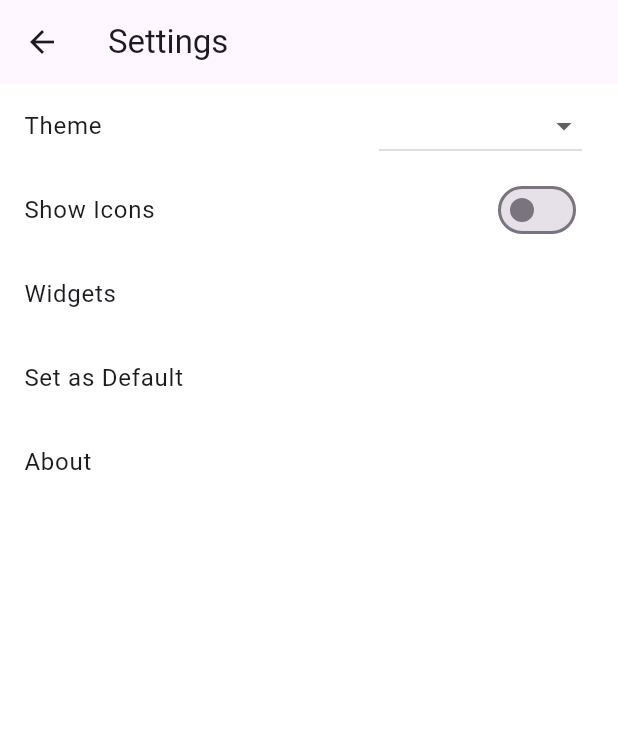
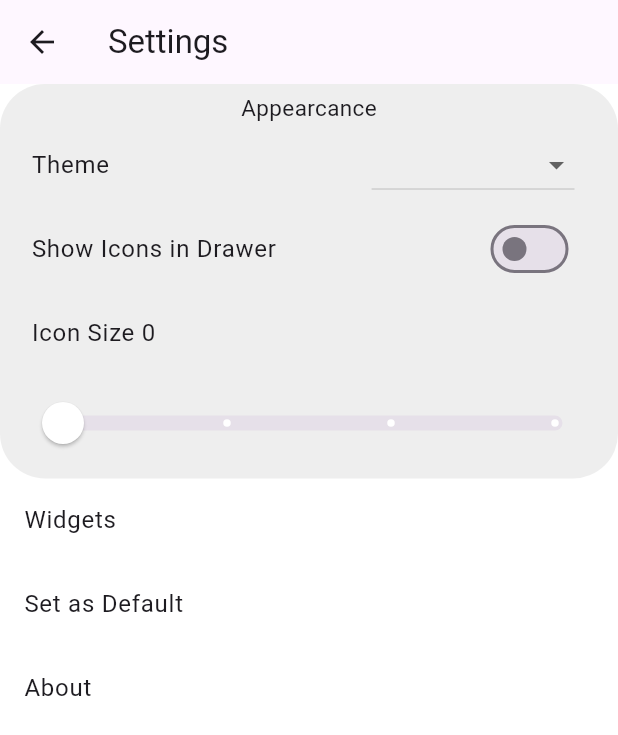
Before and after one commit to ksb2311/Launchy, a Flutter app: the SettingsPage screen opened directly with empty values, on a phone screen of 412 x 824 dp. Shown: the top 735 px of the screen. Run offline on Flutter 3.47's test engine with Material 2 defaults, Android fonts, the phone set to English and light mode, and no system bars; our stand-ins replace rive; missing offline and left inert: android_intent_plus, device_apps.

Commit message:
Updated settings

```diff
--- a/lib/main.dart
+++ b/lib/main.dart
@@ -1,7 +1,6 @@
 // ignore_for_file: avoid_unnecessary_containers, prefer_const_constructors, prefer_const_constructors_in_immutables, prefer_final_fields
 import 'package:flutter/material.dart';
 import 'package:flutter/scheduler.dart';
-import 'package:flutter_launcher/operations/appops.dart';
 import 'package:flutter_launcher/page/homepage.dart';
 
 void main() {
@@ -19,6 +18,7 @@ class _MyAppState extends State<MyApp> {
   // This widget is the root of your application.
   String _selectedTheme = 'System Default';
   bool shouldShowIcons = true;
+  int dIconSize = 48;
   var brightness =
       SchedulerBinding.instance.platformDispatcher.platformBrightness;
 
@@ -65,6 +65,7 @@ class _MyAppState extends State<MyApp> {
         // darkTheme: darkTheme,
         themeMode: ThemeMode.system,
         home: HomePage(
+          dIconSize: dIconSize,
           setTheme: _selectedTheme,
           setIcon: shouldShowIcons,
           onThemeChanged: (String theme) {
--- a/lib/page/settings/settings.dart
+++ b/lib/page/settings/settings.dart
@@ -6,14 +6,18 @@ import 'package:flutter/material.dart';
 class SettingsPage extends StatefulWidget {
   final Function(String) onThemeChanged;
   final ValueChanged<bool> onShowIconsChanged;
+  final ValueChanged<int> onDIconSizeChanged;
   final bool showIcons;
   final String setTheme;
+  final int dIconSize;
   const SettingsPage(
       {Key? key,
       required this.onThemeChanged,
       required this.onShowIconsChanged,
       required this.showIcons,
-      required this.setTheme})
+      required this.setTheme,
+      required this.dIconSize,
+      required this.onDIconSizeChanged})
       : super(key: key);
 
   @override
@@ -22,18 +26,25 @@ class SettingsPage extends StatefulWidget {
 
 class _SettingsPageState extends State<SettingsPage> {
   late String _selectedTheme;
-  double _iconSize = 24;
+  // double _iconSize = 24;
   late bool showIcons;
   late String setTheme;
+  late int dIconSize;
 
   Color themeTextColor = Colors.black;
   Color themeBackground = Colors.white;
+  var dIconSizeList = [24, 32, 48, 52];
+
+  late double _value;
 
   @override
   void initState() {
     super.initState();
     showIcons = widget.showIcons;
     _selectedTheme = widget.setTheme;
+    dIconSize = widget.dIconSize;
+    _value = dIconSizeList.indexOf(dIconSize).toDouble() + 1;
+    print(_value);
   }
 
   Future<void> openDefaultLauncher(BuildContext context) async {
@@ -64,6 +75,10 @@ class _SettingsPageState extends State<SettingsPage> {
     //   }
     // }
 
+    Color? lightGrey = Theme.of(context).brightness == Brightness.dark
+        ? Colors.white
+        : Colors.white;
+
     return Scaffold(
       appBar: AppBar(
         title: const Text('Settings'),
@@ -71,6 +86,19 @@ class _SettingsPageState extends State<SettingsPage> {
       ),
       body: ListView(
         children: [
+          Container(
+            padding: const EdgeInsets.all(5),
+            decoration: BoxDecoration(
+                color: Theme.of(context).brightness == Brightness.dark
+                    ? Colors.grey[800]
+                    : Colors.grey[200],
+                borderRadius: BorderRadius.circular(30)),
+            child: Column(
+              children: [
+                const Text(
+                  'Appearcance',
+                  style: TextStyle(fontSize: 15),
+                ),
                 ListTile(
                   title: const Text('Theme'),
                   trailing: DropdownButton<String>(
@@ -80,20 +108,27 @@ class _SettingsPageState extends State<SettingsPage> {
                           child: Text(
                             'System Default',
                             style: TextStyle(
-                          color: Theme.of(context).textTheme.bodyLarge!.color!),
+                                color: Theme.of(context)
+                                    .textTheme
+                                    .bodyLarge!
+                                    .color!),
                           ),
                           value: 'System Default'),
                       DropdownMenuItem(
                           child: Text('Light',
                               style: TextStyle(
-                            color:
-                                Theme.of(context).textTheme.bodyLarge!.color!)),
+                                  color: Theme.of(context)
+                                      .textTheme
+                                      .bodyLarge!
+                                      .color!)),
                           value: 'Light'),
                       DropdownMenuItem(
                           child: Text('Dark',
                               style: TextStyle(
-                            color:
-                                Theme.of(context).textTheme.bodyLarge!.color!)),
+                                  color: Theme.of(context)
+                                      .textTheme
+                                      .bodyLarge!
+                                      .color!)),
                           value: 'Dark'),
                     ],
                     onChanged: (String? value) {
@@ -102,6 +137,67 @@ class _SettingsPageState extends State<SettingsPage> {
                       });
                       widget.onThemeChanged(value!);
                     },
+                  ),
+                ),
+                ListTile(
+                  title: const Text('Show Icons in Drawer'),
+                  trailing: Switch(
+                    value: showIcons,
+                    onChanged: (bool value) {
+                      setState(() {
+                        showIcons = value;
+                      });
+                      widget.onShowIconsChanged(value);
+                      debugPrint("widget.onShowIconsChanged $value $showIcons");
+                    },
+                  ),
+                ),
+                ListTile(
+                  title: Text('Icon Size $dIconSize'),
+                  onTap: () {
+                    // Navigate to Widgets settings page
+                  },
+                ),
+                SliderTheme(
+                    data: SliderTheme.of(context).copyWith(
+                      trackHeight: 10.0,
+                      trackShape: const RoundedRectSliderTrackShape(),
+                      // activeTrackColor: Colors.purple.shade800,
+                      // inactiveTrackColor: Colors.purple.shade100,
+                      thumbShape: const RoundSliderThumbShape(
+                        enabledThumbRadius: 14.0,
+                        pressedElevation: 8.0,
+                      ),
+                      thumbColor: lightGrey,
+                      overlayColor: Colors.black.withOpacity(0.2),
+                      overlayShape:
+                          const RoundSliderOverlayShape(overlayRadius: 32.0),
+                      tickMarkShape: const RoundSliderTickMarkShape(),
+                      // activeTickMarkColor: Colors.pinkAccent,
+                      inactiveTickMarkColor: Colors.white,
+                      valueIndicatorShape:
+                          const PaddleSliderValueIndicatorShape(),
+                      valueIndicatorColor: Colors.black,
+                      valueIndicatorTextStyle: const TextStyle(
+                        color: Colors.white,
+                        fontSize: 20.0,
+                      ),
+                    ),
+                    child: Slider(
+                      min: 1,
+                      max: 4,
+                      value: _value,
+                      divisions: 3,
+                      // label: '${_value.round()}',
+                      onChanged: (value) {
+                        setState(() {
+                          _value = value;
+                          dIconSize = dIconSizeList[_value.toInt() - 1];
+                        });
+                        widget.onDIconSizeChanged(dIconSize);
+                      },
+                    )),
+              ],
             ),
           ),
           // ListTile(
@@ -117,19 +213,7 @@ class _SettingsPageState extends State<SettingsPage> {
           //     },
           //   ),
           // ),
-          ListTile(
-            title: const Text('Show Icons'),
-            trailing: Switch(
-              value: showIcons,
-              onChanged: (bool value) {
-                setState(() {
-                  showIcons = value;
-                });
-                widget.onShowIconsChanged(value);
-                debugPrint("widget.onShowIconsChanged ${value} $showIcons");
-              },
-            ),
-          ),
+
           ListTile(
             title: const Text('Widgets'),
             onTap: () {
```
Also changed, not shown: lib/page/homepage.dart (+46 -45 lines), pubspec.lock, 18 other files. Lines whose indentation alone changed are shown as unchanged.
